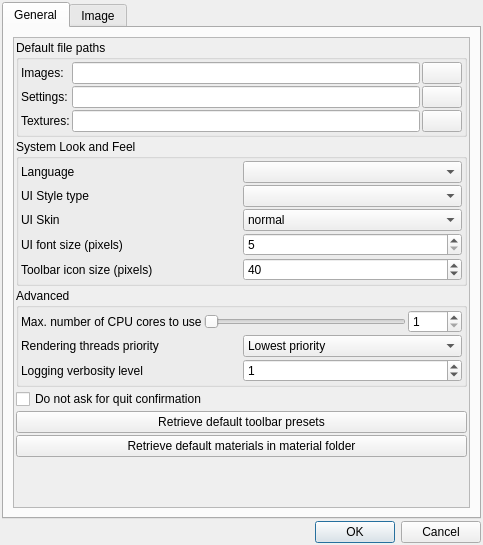
This is mandelbulber2/qt/preferences_dialog.ui in buddhi1980/mandelbulber2 as Qt 5 draws it before an edit. The edited form follows.
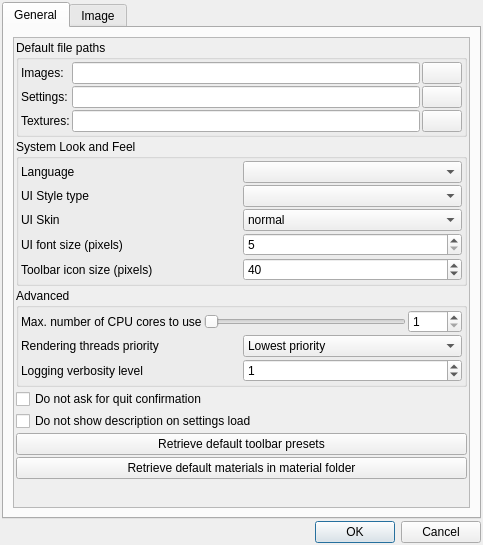
This is the edited form. Icons and pictures are not drawn. Custom widgets are drawn as their Qt base class.

```diff
--- a/mandelbulber2/qt/preferences_dialog.ui
+++ b/mandelbulber2/qt/preferences_dialog.ui
@@ -427,6 +427,13 @@
              </property>
             </widget>
            </item>
+           <item>
+            <widget class="QCheckBox" name="checkBox_description_popup_do_not_show_again">
+             <property name="text">
+              <string>Do not show description on settings load</string>
+             </property>
+            </widget>
+           </item>
            <item>
             <widget class="QPushButton" name="pushButton_retrieve_toolbar">
              <property name="text">
```
